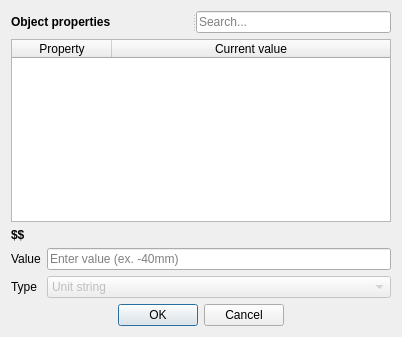
svenvvv/fc-femiterate, file FEMIterate/addchange.ui: the form before one commit.
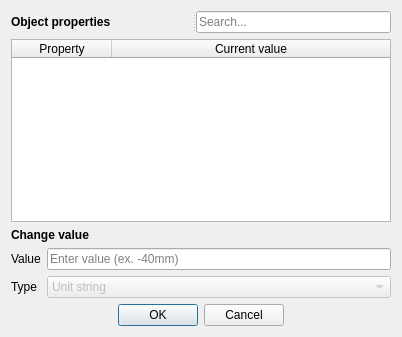
The form after the commit.

Commit message: Code cleanup, add new checks dialog box

Diff of the .ui file:
```diff
--- a/FEMIterate/addchange.ui
+++ b/FEMIterate/addchange.ui
@@ -90,7 +90,7 @@
       <string notr="true">font-weight: bold;</string>
      </property>
      <property name="text">
-      <string>$$</string>
+      <string>Change value</string>
      </property>
     </widget>
    </item>
```
Left out of the diff: 2 changed lines with no effect on the pictures. The commit also changes 3 other files.
